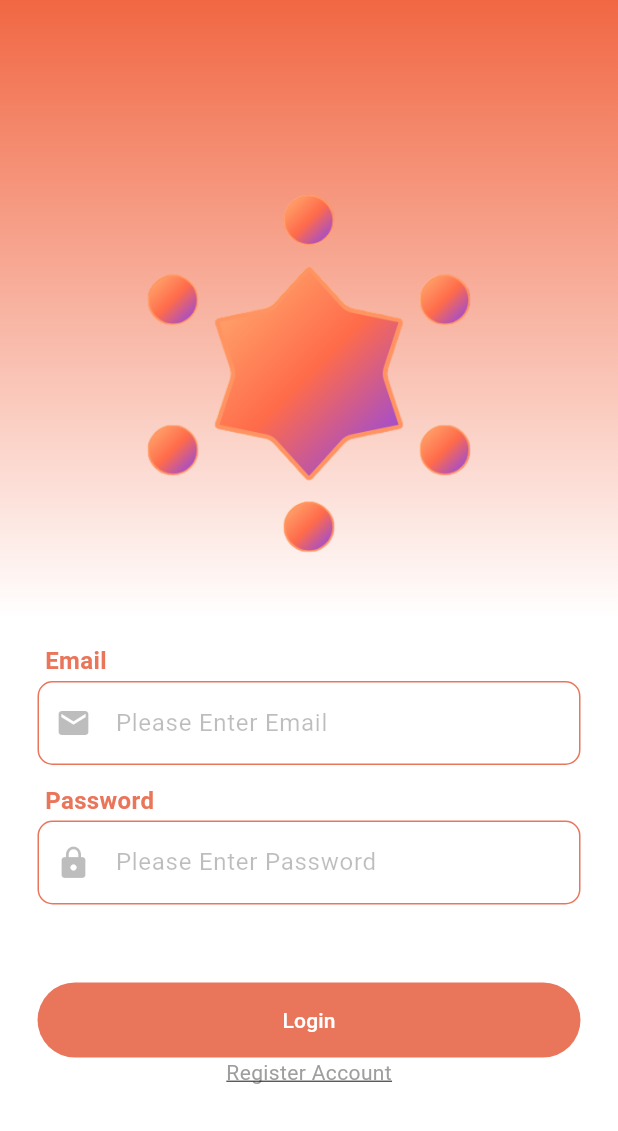
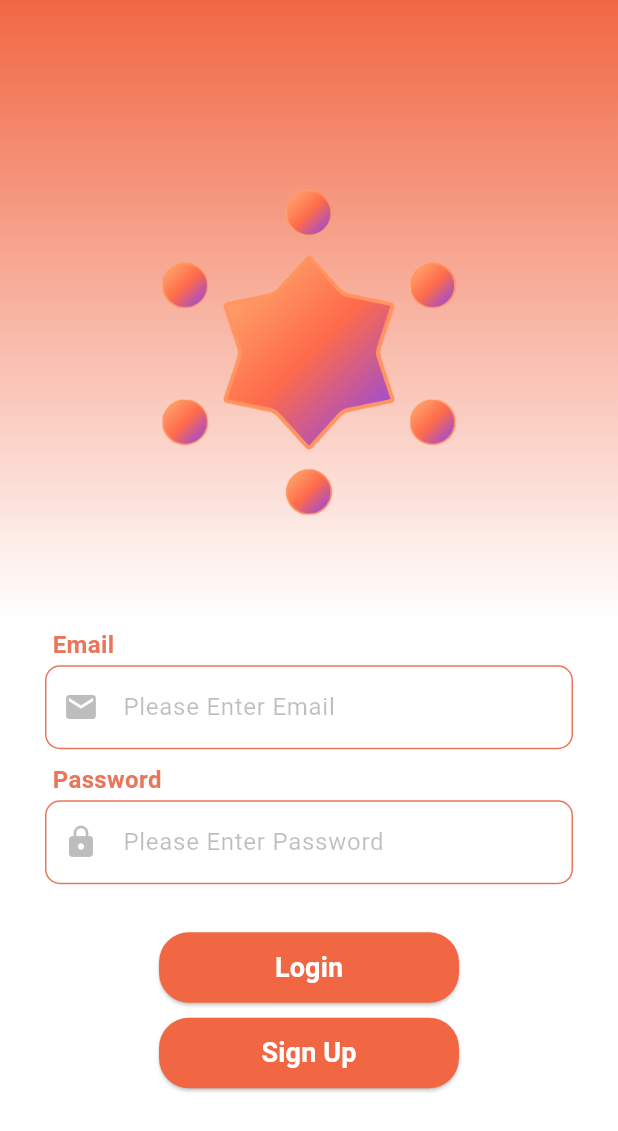
Before and after one commit to SparkUp-App/SparkUp-Android, a Flutter app: the screen it shows after launch, on a phone screen of 412 x 824 dp. Shown: the top 1131 px of the screen. Run offline on Flutter 3.47's test engine with Material 3 defaults, Android fonts, the phone set to English and light mode, and no system bars; missing offline and left inert: toasty_box.

Commit message:
!adjust ui

```diff
--- a/lib/screen/login_page.dart
+++ b/lib/screen/login_page.dart
@@ -35,24 +35,24 @@ class _LoginPageState extends State<LoginPage> {
                   body: Center(
                     child: SingleChildScrollView(
                       child: Container(
-                  margin: const EdgeInsets.symmetric(vertical: 50.0, horizontal: 25.0),
+                          margin: const EdgeInsets.symmetric(vertical: 50.0, horizontal: 30.0),
                           child: Column(
                             crossAxisAlignment: CrossAxisAlignment.stretch,
                             mainAxisAlignment: MainAxisAlignment.center,
                             children: [
                               Container(
-                        width: 300,
-                        height: 300,
+                                width: 273,
+                                height: 273,
                                 child: Image.asset(
                                   'assets/sparkUpMainIcon.png',
                                   fit: BoxFit.contain, // 根據需求選擇如何適應容器（例如 cover, contain, fill）
                                 ),
                               ),
                               SizedBox(
-                        height: 20,
+                                height: 40,
                               ),
                               Padding(
-                        padding: EdgeInsets.fromLTRB(0.0, 10.0, 0.0, 0.0),
+                                padding: EdgeInsets.fromLTRB(0.0, 7.0, 0.0, 0.0),
                                 child: Column(
                                   crossAxisAlignment: CrossAxisAlignment.start,
                                   children: [
@@ -98,7 +98,7 @@ class _LoginPageState extends State<LoginPage> {
                                 ),
                               ),
                               Padding(
-                        padding: EdgeInsets.fromLTRB(0.0, 10.0, 0.0, 0.0),
+                                padding: EdgeInsets.fromLTRB(0.0, 7.0, 0.0, 0.0),
                                 child: Column(
                                   crossAxisAlignment: CrossAxisAlignment.start,
                                   children: [
@@ -144,27 +144,20 @@ class _LoginPageState extends State<LoginPage> {
                                   ],
                                 ),
                               ),
-                      Container(
-                    margin: const EdgeInsets.only(top: 50.0),
-                    child: TextButton(
-                      style: ButtonStyle(
-                        minimumSize: WidgetStateProperty.all<Size>(const Size(200, 50)),
-                        backgroundColor:
-                            WidgetStateProperty.resolveWith<Color>((states) {
-                          if (states.contains(WidgetState.pressed)) {
-                            return const Color(0xFFE9765B);
-                          } else {
-                            return Color(0xFFE9765B);
-                          }
-                        }),
+                              SizedBox(
+                                height: 30,
                               ),
+
+                              Center(
+                                child: SizedBox( //SizedBox鎖他大小
+                                  width: 200,
+                                  height: 47,
+                                  child: ElevatedButton(
                                     onPressed: () async {
                                       setState(() {
                                         isLoading = true;
                                       });
-
                                       debugPrint("Sending Login Request");
-
                                       dynamic response = await Network.manager.sendRequest(
                                           method: RequestMethod.post,
                                           path: AuthPath.login,
@@ -214,27 +207,49 @@ class _LoginPageState extends State<LoginPage> {
                                         }
                                       }
                                     },
+                                    style: ElevatedButton.styleFrom(
+                                      backgroundColor: Color(0xFFF16743),
+                                      shape: RoundedRectangleBorder(
+                                        borderRadius: BorderRadius.circular(20),
+                                      ),
+                                    ),
                                     child: const Text(
-                        "Login",
-                        style: TextStyle(color: Colors.white),
+                                      'Login',
+                                      style: TextStyle(
+                                        color: Colors.white,
+                                        fontSize: 18,
+                                        fontWeight: FontWeight.bold,
                                       ),
-                    )),
-                      Container(
-                        alignment: Alignment.center,
-                        child: GestureDetector(
-                          onTap: () {
+                                    ),
+                                  ),
+                                ),
+                              ),
+                              SizedBox(height: 10,),
+                              Center(
+                                child: SizedBox( // SizedBox 控制按鈕大小
+                                  width: 200,
+                                  height: 47,
+                                  child: ElevatedButton(
+                                    onPressed: () {
                                       Navigator.pushNamed(context, RouteMap.registerPage);
                                     },
+                                    style: ElevatedButton.styleFrom(
+                                      backgroundColor: Color(0xFFF16743),
+                                      shape: RoundedRectangleBorder(
+                                        borderRadius: BorderRadius.circular(20),
+                                      ),
+                                    ),
                                     child: const Text(
-                            "Register Account",
+                                      'Sign Up', // 改為 'Register' 因為這個按鈕是用來註冊的
                                       style: TextStyle(
-                              color: Colors.grey,
-                              fontSize: 14.0,
-                              decoration: TextDecoration.underline
+                                        color: Colors.white,
+                                        fontSize: 18,
+                                        fontWeight: FontWeight.bold,
                                       ),
-                          )
                                     ),
-                      )
+                                  ),
+                                ),
+                              ),
                             ],
                           )
                       ),
```
Lines whose indentation alone changed are shown as unchanged.
